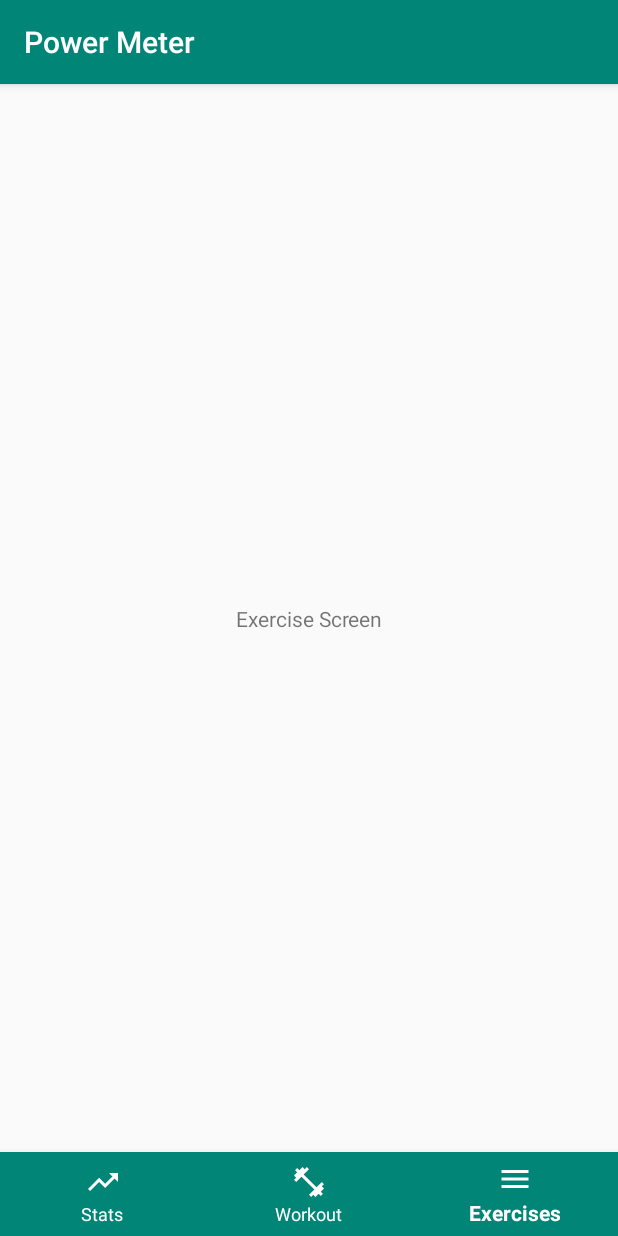
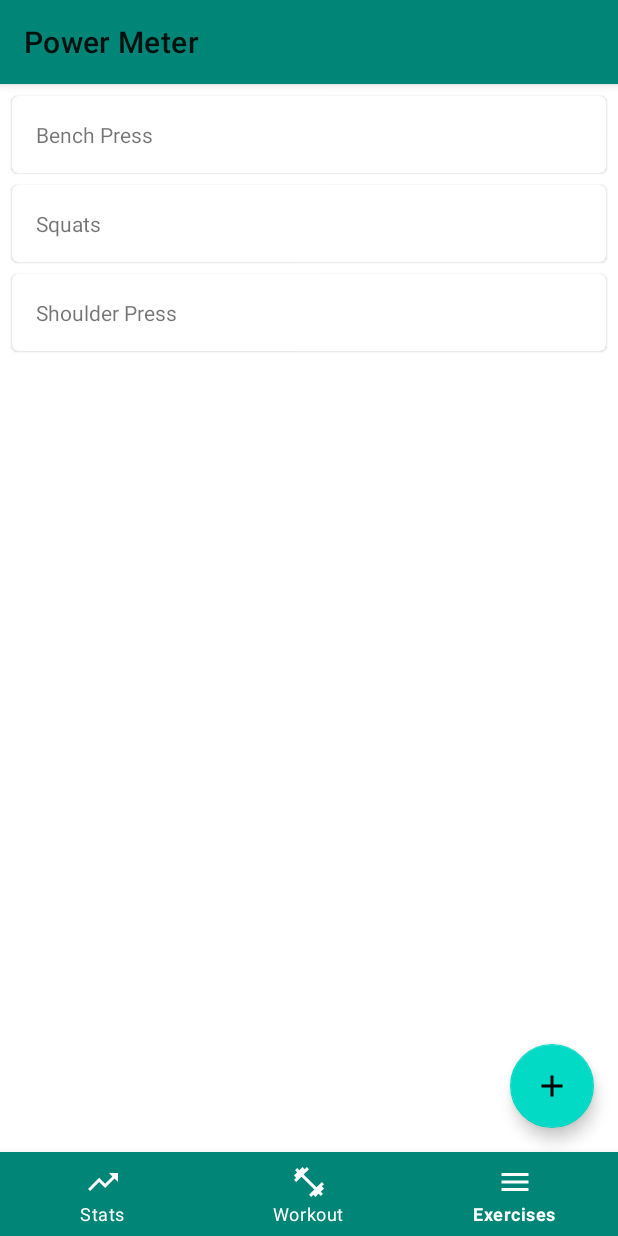
Before and after one commit to power-meter/android-client, an Android app: the ExerciseFragment screen opened through its navigation route, on a phone screen of 412 x 824 dp. Run offline under Robolectric (Android 15) with nearby library versions, the phone set to English and light mode, and no system bars; our stand-ins replace navigation-ui; libraries missing offline, so code that uses them is left out: com.microsoft.appcenter; 2 statements that could not run were skipped.

Commit message:
Add exercise recyclerview and viewmodel for exercises (#7)

```diff
--- a/app/build.gradle
+++ b/app/build.gradle
@@ -30,24 +30,35 @@ android {
 
 dependencies {
     implementation fileTree(dir: 'libs', include: ['*.jar'])
-    implementation"org.jetbrains.kotlin:kotlin-stdlib-jdk7:$kotlin_version"
-    implementation 'androidx.appcompat:appcompat:1.1.0'
-    implementation 'androidx.core:core-ktx:1.1.0'
-    implementation 'androidx.constraintlayout:constraintlayout:1.1.3'
-    testImplementation 'junit:junit:4.12'
-    androidTestImplementation 'androidx.test:runner:1.2.0'
-    androidTestImplementation 'androidx.test.espresso:espresso-core:3.2.0'
+    implementation "org.jetbrains.kotlin:kotlin-stdlib-jdk7:$kotlin_version"
+    implementation "androidx.appcompat:appcompat:1.1.0"
 
+    // Lifecycle
+    implementation "androidx.lifecycle:lifecycle-extensions:2.1.0"
+
+    // App Center
     implementation "com.microsoft.appcenter:appcenter-analytics:${appCenterSdkVersion}"
     implementation "com.microsoft.appcenter:appcenter-crashes:${appCenterSdkVersion}"
     implementation "com.microsoft.appcenter:appcenter-push:${appCenterSdkVersion}"
 
-    implementation 'com.google.android.material:material:1.2.0-alpha01'
+    // Views
+    implementation "com.google.android.material:material:1.2.0-alpha02"
+    implementation "androidx.constraintlayout:constraintlayout:1.1.3"
 
+    // Android KTX
+    implementation "androidx.core:core-ktx:$ktx_version"
+    implementation "androidx.fragment:fragment-ktx:$ktx_version"
+
+    // Android Navigation
     implementation "androidx.navigation:navigation-fragment-ktx:$nav_version"
     implementation "androidx.navigation:navigation-ui-ktx:$nav_version"
 
-//    implementation 'com.google.firebase:firebase-analytics:17.2.0'
+    // Firebase
     implementation "com.google.firebase:firebase-messaging:20.0.1"
+
+    // Test
+    testImplementation "junit:junit:4.12"
+    androidTestImplementation "androidx.test:runner:1.2.0"
+    androidTestImplementation "androidx.test.espresso:espresso-core:3.2.0"
 }
 apply plugin: 'com.google.gms.google-services'
--- a/app/src/main/java/io/mochahub/powermeter/ExerciseFragment.kt
+++ /dev/null
@@ -1,18 +0,0 @@
-package io.mochahub.powermeter
-
-import android.os.Bundle
-import android.view.LayoutInflater
-import android.view.View
-import android.view.ViewGroup
-import androidx.fragment.app.Fragment
-
-class ExerciseFragment : Fragment() {
-
-    override fun onCreateView(
-        inflater: LayoutInflater,
-        container: ViewGroup?,
-        savedInstanceState: Bundle?
-    ): View? {
-        return inflater.inflate(R.layout.fragment_exercise, container, false)
-    }
-}
--- /dev/null
+++ b/app/src/main/java/io/mochahub/powermeter/exercises/ExerciseAdapter.kt
@@ -0,0 +1,36 @@
+package io.mochahub.powermeter.exercises
+
+import android.view.LayoutInflater
+import android.view.ViewGroup
+import androidx.cardview.widget.CardView
+import androidx.recyclerview.widget.RecyclerView.Adapter
+import androidx.recyclerview.widget.RecyclerView.ViewHolder
+import io.mochahub.powermeter.R
+import io.mochahub.powermeter.exercises.ExerciseAdapter.ExerciseViewHolder
+import kotlinx.android.synthetic.main.exercise_row.view.*
+
+class ExerciseAdapter(
+    private var exercises: List<String>,
+    val clickListener: (String) -> Unit
+) : Adapter<ExerciseViewHolder>() {
+
+    class ExerciseViewHolder(val view: CardView) : ViewHolder(view)
+
+    override fun onCreateViewHolder(parent: ViewGroup, viewType: Int): ExerciseViewHolder {
+        val view = LayoutInflater.from(parent.context)
+            .inflate(R.layout.exercise_row, parent, false) as CardView
+        return ExerciseViewHolder(view)
+    }
+
+    override fun getItemCount(): Int = exercises.size
+
+    override fun onBindViewHolder(holder: ExerciseViewHolder, position: Int) {
+        holder.view.textView.text = exercises[position]
+        holder.view.setOnClickListener { clickListener(exercises[position]) }
+    }
+
+    fun setData(newExercises: List<String>) {
+        exercises = newExercises
+        notifyDataSetChanged()
+    }
+}
--- /dev/null
+++ b/app/src/main/java/io/mochahub/powermeter/exercises/ExerciseFragment.kt
@@ -0,0 +1,50 @@
+package io.mochahub.powermeter.exercises
+
+import android.os.Bundle
+import android.view.LayoutInflater
+import android.view.View
+import android.view.ViewGroup
+import android.widget.Toast
+import androidx.fragment.app.Fragment
+import androidx.fragment.app.viewModels
+import androidx.lifecycle.Observer
+import androidx.recyclerview.widget.LinearLayoutManager
+import io.mochahub.powermeter.R
+import kotlinx.android.synthetic.main.fragment_exercise.*
+
+class ExerciseFragment : Fragment() {
+
+    private val viewModel: ExerciseViewModel by viewModels()
+
+    override fun onCreateView(
+        inflater: LayoutInflater,
+        container: ViewGroup?,
+        savedInstanceState: Bundle?
+    ): View? {
+        return inflater.inflate(R.layout.fragment_exercise, container, false)
+    }
+
+    override fun onViewCreated(view: View, savedInstanceState: Bundle?) {
+        super.onViewCreated(view, savedInstanceState)
+
+        val exerciseAdapter = ExerciseAdapter(viewModel.exercises.value ?: listOf()) { clicked : String -> onExerciseClick(clicked) }
+
+        recyclerView.apply {
+            layoutManager = LinearLayoutManager(requireContext())
+            adapter = exerciseAdapter
+        }
+
+        viewModel.exercises.observe(viewLifecycleOwner, Observer {
+            exerciseAdapter.setData(it ?: listOf())
+        })
+
+        // TODO: Show a dialog fragment with editor where we can write name of new exercise
+        addExerciseBtn.setOnClickListener {
+            viewModel.addExercise("New Exercise")
+        }
+    }
+
+    private fun onExerciseClick(exercise: String) {
+        Toast.makeText(requireContext(), "Clicked: $exercise", Toast.LENGTH_SHORT).show()
+    }
+}
--- /dev/null
+++ b/app/src/main/java/io/mochahub/powermeter/exercises/ExerciseViewModel.kt
@@ -0,0 +1,24 @@
+package io.mochahub.powermeter.exercises
+
+import androidx.lifecycle.LiveData
+import androidx.lifecycle.MutableLiveData
+import androidx.lifecycle.ViewModel
+
+class ExerciseViewModel : ViewModel() {
+    // TODO: Replace all of this with calls to Room Dao
+    val _exercises = MutableLiveData<List<String>>(
+        listOf(
+            "Bench Press",
+            "Squats",
+            "Shoulder Press"
+        )
+    )
+    val exercises : LiveData<List<String>> = _exercises
+
+    fun addExercise(exercise: String) {
+        val currentList = exercises.value ?: listOf()
+        val newList = currentList.toMutableList()
+        newList.add(exercise)
+        _exercises.postValue(newList)
+    }
+}
--- /dev/null
+++ b/app/src/main/res/drawable/ic_add_black_24dp.xml
@@ -0,0 +1,9 @@
+<vector xmlns:android="http://schemas.android.com/apk/res/android"
+        android:width="24dp"
+        android:height="24dp"
+        android:viewportWidth="24.0"
+        android:viewportHeight="24.0">
+    <path
+        android:fillColor="#FF000000"
+        android:pathData="M19,13h-6v6h-2v-6H5v-2h6V5h2v6h6v2z"/>
+</vector>
--- /dev/null
+++ b/app/src/main/res/layout/exercise_row.xml
@@ -0,0 +1,18 @@
+<?xml version="1.0" encoding="utf-8"?>
+<com.google.android.material.card.MaterialCardView xmlns:android="http://schemas.android.com/apk/res/android"
+        xmlns:tools="http://schemas.android.com/tools"
+        style="@style/Widget.MaterialComponents.CardView"
+        android:layout_width="match_parent"
+        android:layout_height="wrap_content"
+        android:layout_marginLeft="@dimen/mtrl_card_spacing"
+        android:layout_marginTop="@dimen/mtrl_card_spacing"
+        android:layout_marginRight="@dimen/mtrl_card_spacing"
+        tools:ignore="PrivateResource">
+
+    <TextView
+            android:id="@+id/textView"
+            android:layout_width="wrap_content"
+            android:layout_height="wrap_content"
+            android:layout_margin="16dp" />
+
+</com.google.android.material.card.MaterialCardView>
--- a/app/src/main/res/layout/fragment_exercise.xml
+++ b/app/src/main/res/layout/fragment_exercise.xml
@@ -1,19 +1,23 @@
 <?xml version="1.0" encoding="utf-8"?>
-<androidx.constraintlayout.widget.ConstraintLayout
-            xmlns:android="http://schemas.android.com/apk/res/android"
+<androidx.coordinatorlayout.widget.CoordinatorLayout
+        xmlns:android="http://schemas.android.com/apk/res/android"
+        xmlns:app="http://schemas.android.com/apk/res-auto"
+        xmlns:tools="http://schemas.android.com/tools"
+        android:layout_width="match_parent"
+        android:layout_height="match_parent"
+        tools:context=".exercises.ExerciseFragment">
+
+    <androidx.recyclerview.widget.RecyclerView
+            android:id="@+id/recyclerView"
             android:layout_width="match_parent"
-            android:layout_height="match_parent"
-            xmlns:tools="http://schemas.android.com/tools"
-            tools:context=".ExerciseFragment"
-            xmlns:app="http://schemas.android.com/apk/res-auto">
+            android:layout_height="match_parent" />
 
-    <TextView
-            android:id="@+id/etext"
+    <com.google.android.material.floatingactionbutton.FloatingActionButton
+            android:id="@+id/addExerciseBtn"
             android:layout_width="wrap_content"
             android:layout_height="wrap_content"
-            android:text="@string/exercise_screen"
-            app:layout_constraintTop_toTopOf="parent"
-            app:layout_constraintBottom_toBottomOf="parent"
-            app:layout_constraintStart_toStartOf="parent"
-            app:layout_constraintEnd_toEndOf="parent"/>
-</androidx.constraintlayout.widget.ConstraintLayout>
+            android:layout_gravity="bottom|right"
+            android:layout_margin="16dp"
+            app:srcCompat="@drawable/ic_add_black_24dp" />
+
+</androidx.coordinatorlayout.widget.CoordinatorLayout>
--- a/app/src/main/res/navigation/navigation.xml
+++ b/app/src/main/res/navigation/navigation.xml
@@ -18,7 +18,7 @@
         <action android:id="@+id/action_destination_stats_screen_to_destination_workout_session_screen"
                 app:destination="@id/destination_workout_session_screen"/>
     </fragment>
-    <fragment android:id="@+id/destination_exercises_screen" android:name="io.mochahub.powermeter.ExerciseFragment"
+    <fragment android:id="@+id/destination_exercises_screen" android:name="io.mochahub.powermeter.exercises.ExerciseFragment"
               android:label="fragment_exercise" tools:layout="@layout/fragment_exercise">
         <action android:id="@+id/action_destination_exercises_screen_to_destination_stats_screen"
                 app:destination="@id/destination_stats_screen"/>
--- a/app/src/main/res/values/styles.xml
+++ b/app/src/main/res/values/styles.xml
@@ -1,7 +1,7 @@
 <resources>
 
     <!-- Base application theme. -->
-    <style name="AppTheme" parent="Theme.AppCompat.Light.DarkActionBar">
+    <style name="AppTheme" parent="Theme.MaterialComponents.DayNight">
         <!-- Customize your theme here. -->
         <item name="colorPrimary">@color/colorPrimary</item>
         <item name="colorPrimaryDark">@color/colorPrimaryDark</item>
--- a/build.gradle
+++ b/build.gradle
@@ -6,6 +6,7 @@ buildscript {
         kotlin_version = '1.3.50'
         appCenterSdkVersion = '2.5.0'
         nav_version = "2.1.0"
+        ktx_version = "1.1.0"
     }
     repositories {
         google()
```
